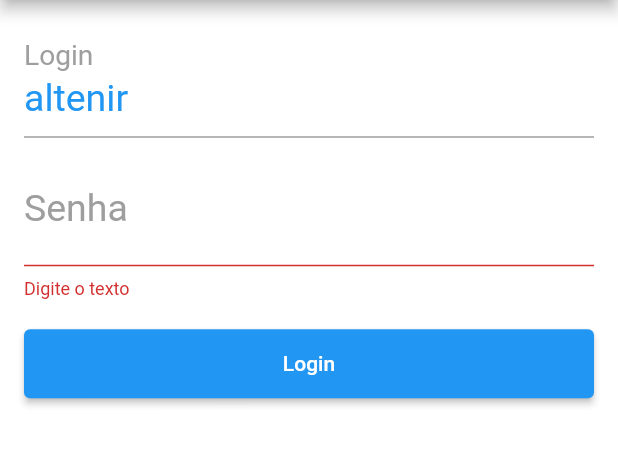
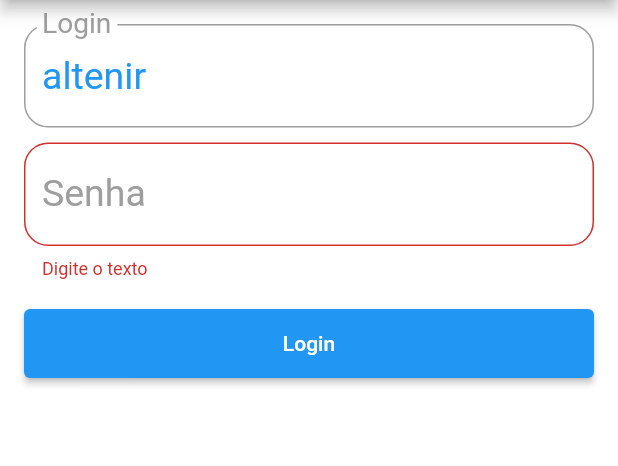
Before and after one commit to altenir/curso_flutter_carros, a Flutter app: the screen it shows after launch, after a tap on "Login", on a phone screen of 412 x 824 dp, the part 84-550 px from its top. Run offline on Flutter 3.47's test engine with Material 2 defaults, Android fonts, the phone set to English and light mode, and no system bars.

Commit message:
navegacao de paginas

```diff
--- a/lib/pages/login_page.dart
+++ b/lib/pages/login_page.dart
@@ -1,3 +1,5 @@
+import 'package:carros/pages/home_page.dart';
+import 'package:carros/utils/nav.dart';
 import 'package:carros/widgets/app_button.dart';
 import 'package:carros/widgets/app_text.dart';
 import 'package:flutter/material.dart';
@@ -78,6 +80,8 @@ class _LoginPageState extends State<LoginPage> {
     String login = _tLogin.text;
     String senha = _tSenha.text;
     print("Login: $login, Senha: $senha");
+
+    push(context, HomePage());
   }
 
   String _validateLogin(String text) {
--- a/lib/widgets/app_text.dart
+++ b/lib/widgets/app_text.dart
@@ -42,6 +42,9 @@ class AppText extends StatelessWidget {
         color: Colors.blue,
       ),
       decoration: InputDecoration(
+          border: OutlineInputBorder(
+            borderRadius: BorderRadius.circular(16),
+          ),
           labelText: label,
           hintText: hint,
           hintStyle: TextStyle(fontSize: 16),
```
Also changed, not shown: lib/pages/home_page.dart (added, +24 -0 lines), lib/utils/nav.dart (added, +12 -0 lines).
